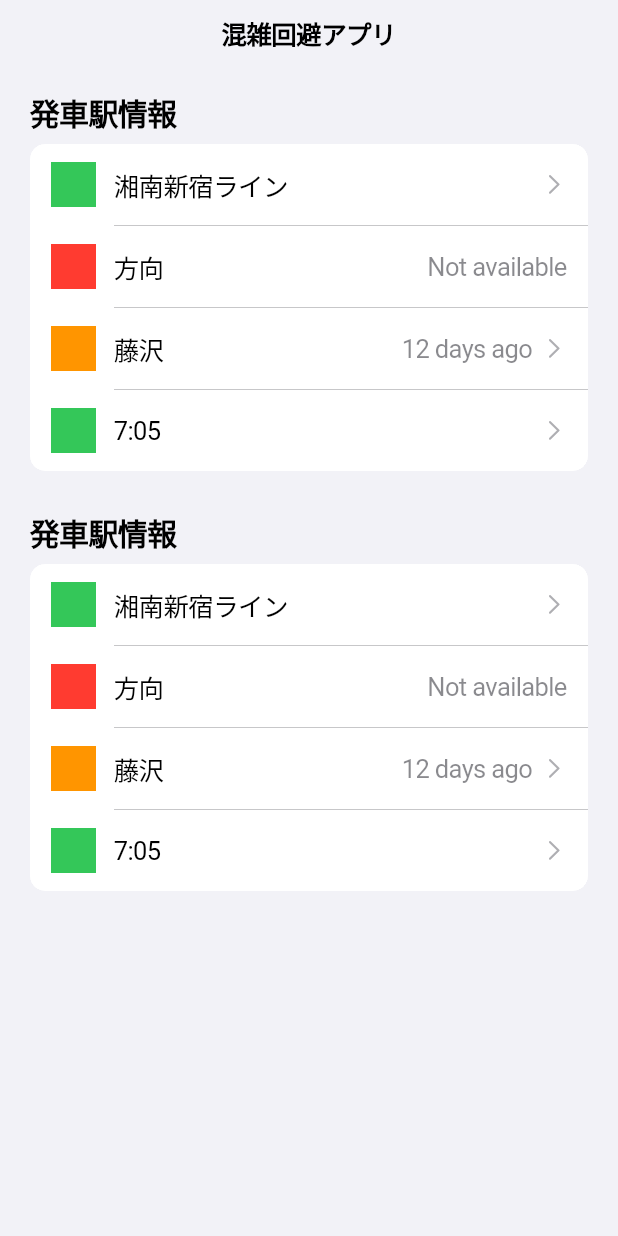
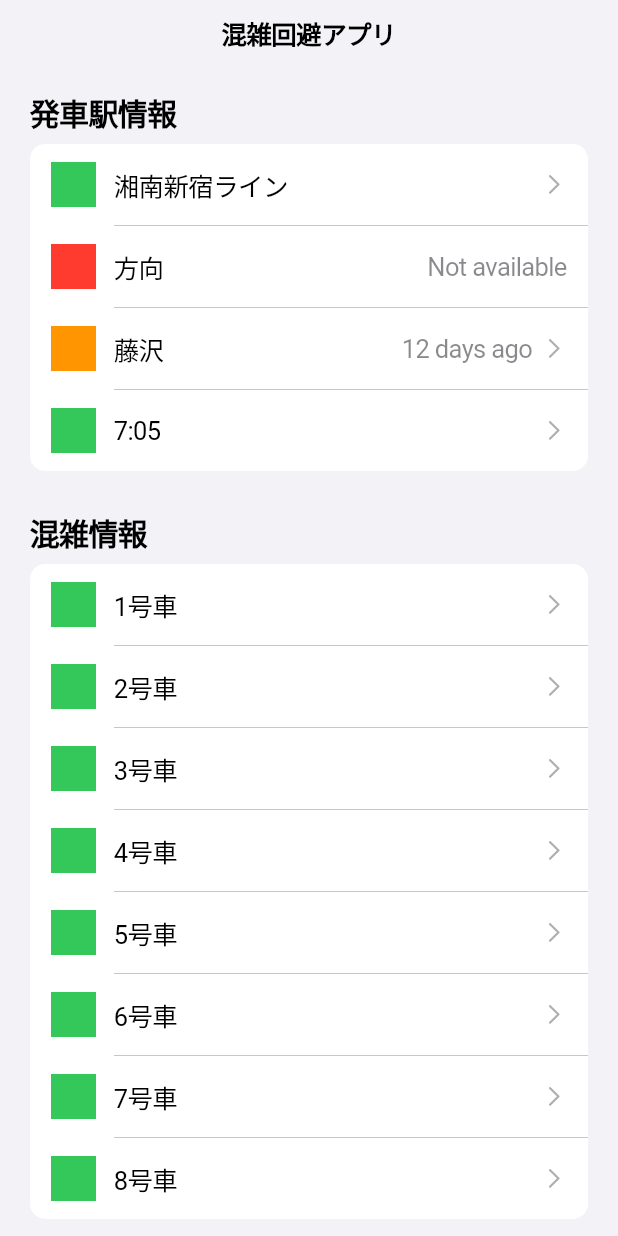
Before and after one commit to sakkke/quickflow, a Flutter app: the screen it shows after launch, on a phone screen of 412 x 824 dp. Run offline on Flutter 3.47's test engine with Material 3 defaults, Android fonts, the phone set to English and light mode, and no system bars.

```diff
--- a/lib/main.dart
+++ b/lib/main.dart
@@ -158,10 +158,10 @@ class ListSectionInsetExample2 extends StatelessWidget {
   Widget build(BuildContext context) {
     return CupertinoPageScaffold(
       child: CupertinoListSection.insetGrouped(
-        header: const Text('発車駅情報'),
+        header: const Text('混雑情報'),
         children: <CupertinoListTile>[
           CupertinoListTile.notched(
-            title: const Text('湘南新宿ライン'),
+            title: const Text('1号車'),
             leading: Container(
               width: double.infinity,
               height: double.infinity,
@@ -177,33 +177,103 @@ class ListSectionInsetExample2 extends StatelessWidget {
             ),
           ),
           CupertinoListTile.notched(
-            title: const Text('方向'),
+            title: const Text('2号車'),
             leading: Container(
               width: double.infinity,
               height: double.infinity,
-              color: CupertinoColors.systemRed,
+              color: CupertinoColors.activeGreen,
             ),
-            additionalInfo: const Text('Not available'),
-          ),
-          CupertinoListTile.notched(
-            title: const Text('藤沢'),
-            leading: Container(
-              width: double.infinity,
-              height: double.infinity,
-              color: CupertinoColors.activeOrange,
-            ),
-            additionalInfo: const Text('12 days ago'),
             trailing: const CupertinoListTileChevron(),
             onTap: () => Navigator.of(context).push(
               CupertinoPageRoute<void>(
                 builder: (BuildContext context) {
-                  return const _SecondPage(text: 'Last commit');
+                  return const _SecondPage(text: 'Open pull request');
                 },
               ),
             ),
           ),
           CupertinoListTile.notched(
-            title: const Text('7:05'),
+            title: const Text('3号車'),
+            leading: Container(
+              width: double.infinity,
+              height: double.infinity,
+              color: CupertinoColors.activeGreen,
+            ),
+            trailing: const CupertinoListTileChevron(),
+            onTap: () => Navigator.of(context).push(
+              CupertinoPageRoute<void>(
+                builder: (BuildContext context) {
+                  return const _SecondPage(text: 'Open pull request');
+                },
+              ),
+            ),
+          ),
+          CupertinoListTile.notched(
+            title: const Text('4号車'),
+            leading: Container(
+              width: double.infinity,
+              height: double.infinity,
+              color: CupertinoColors.activeGreen,
+            ),
+            trailing: const CupertinoListTileChevron(),
+            onTap: () => Navigator.of(context).push(
+              CupertinoPageRoute<void>(
+                builder: (BuildContext context) {
+                  return const _SecondPage(text: 'Open pull request');
+                },
+              ),
+            ),
+          ),
+          CupertinoListTile.notched(
+            title: const Text('5号車'),
+            leading: Container(
+              width: double.infinity,
+              height: double.infinity,
+              color: CupertinoColors.activeGreen,
+            ),
+            trailing: const CupertinoListTileChevron(),
+            onTap: () => Navigator.of(context).push(
+              CupertinoPageRoute<void>(
+                builder: (BuildContext context) {
+                  return const _SecondPage(text: 'Open pull request');
+                },
+              ),
+            ),
+          ),
+          CupertinoListTile.notched(
+            title: const Text('6号車'),
+            leading: Container(
+              width: double.infinity,
+              height: double.infinity,
+              color: CupertinoColors.activeGreen,
+            ),
+            trailing: const CupertinoListTileChevron(),
+            onTap: () => Navigator.of(context).push(
+              CupertinoPageRoute<void>(
+                builder: (BuildContext context) {
+                  return const _SecondPage(text: 'Open pull request');
+                },
+              ),
+            ),
+          ),
+          CupertinoListTile.notched(
+            title: const Text('7号車'),
+            leading: Container(
+              width: double.infinity,
+              height: double.infinity,
+              color: CupertinoColors.activeGreen,
+            ),
+            trailing: const CupertinoListTileChevron(),
+            onTap: () => Navigator.of(context).push(
+              CupertinoPageRoute<void>(
+                builder: (BuildContext context) {
+                  return const _SecondPage(text: 'Open pull request');
+                },
+              ),
+            ),
+          ),
+          CupertinoListTile.notched(
+            title: const Text('8号車'),
             leading: Container(
               width: double.infinity,
               height: double.infinity,
```
